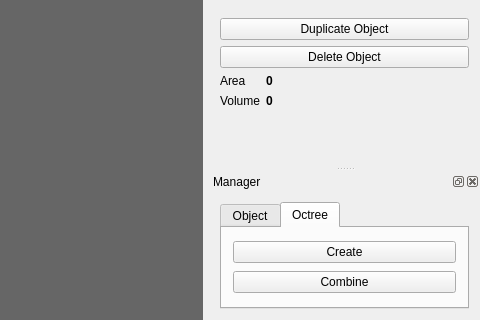
Old version of the form ModelagemQT/mainwindow.ui in the repository RicardoBusta/Doutorado; both pictures show x 473 to 953 and y 341 to 661 of the 953 by 661 pixel window.
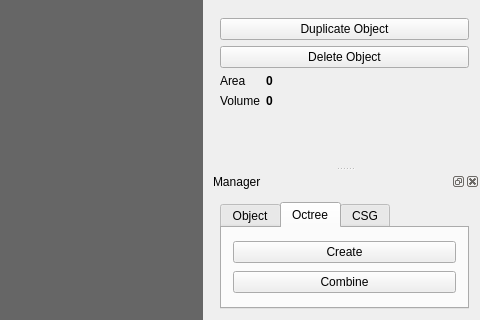
New version of the form. Custom widgets are drawn as their Qt base class.

The edit to the form file:
```diff
--- a/ModelagemQT/mainwindow.ui
+++ b/ModelagemQT/mainwindow.ui
@@ -465,6 +465,11 @@
          </item>
         </layout>
        </widget>
+       <widget class="QWidget" name="tab_2">
+        <attribute name="title">
+         <string>CSG</string>
+        </attribute>
+       </widget>
       </widget>
      </item>
     </layout>
```
